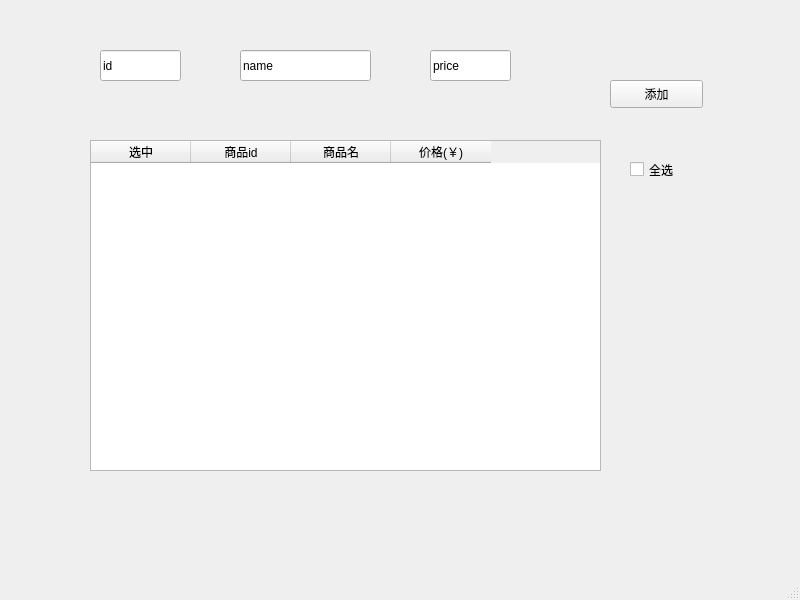
Old version of the form orderManage_module/cart.ui in the repository Reason-Wang/se_project.
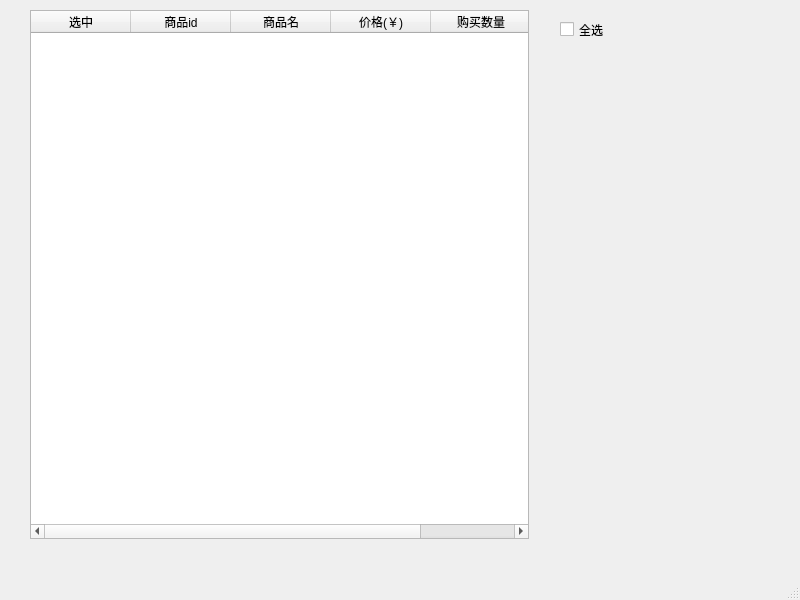
New version of the form.

Commit message: second cart demo

The edit to the form file:
```diff
--- a/orderManage_module/cart.ui
+++ b/orderManage_module/cart.ui
@@ -14,65 +14,26 @@
    <string>MainWindow</string>
   </property>
   <widget class="QWidget" name="centralwidget">
-   <widget class="QLineEdit" name="id">
+   <widget class="QCheckBox" name="checkAll">
     <property name="geometry">
      <rect>
-      <x>100</x>
-      <y>50</y>
-      <width>81</width>
-      <height>31</height>
+      <x>560</x>
+      <y>20</y>
+      <width>61</width>
+      <height>19</height>
      </rect>
     </property>
     <property name="text">
-     <string>id</string>
-    </property>
-   </widget>
-   <widget class="QLineEdit" name="name">
-    <property name="geometry">
-     <rect>
-      <x>240</x>
-      <y>50</y>
-      <width>131</width>
-      <height>31</height>
-     </rect>
-    </property>
-    <property name="text">
-     <string>name</string>
-    </property>
-   </widget>
-   <widget class="QLineEdit" name="price">
-    <property name="geometry">
-     <rect>
-      <x>430</x>
-      <y>50</y>
-      <width>81</width>
-      <height>31</height>
-     </rect>
-    </property>
-    <property name="text">
-     <string>price</string>
-    </property>
-   </widget>
-   <widget class="QPushButton" name="btn_add">
-    <property name="geometry">
-     <rect>
-      <x>610</x>
-      <y>80</y>
-      <width>93</width>
-      <height>28</height>
-     </rect>
-    </property>
-    <property name="text">
-     <string>添加</string>
+     <string>全选</string>
     </property>
    </widget>
    <widget class="QTableWidget" name="table">
     <property name="geometry">
      <rect>
-      <x>90</x>
-      <y>140</y>
-      <width>511</width>
-      <height>331</height>
+      <x>30</x>
+      <y>10</y>
+      <width>499</width>
+      <height>529</height>
      </rect>
     </property>
     <column>
@@ -95,19 +56,11 @@
       <string>价格(￥)</string>
      </property>
     </column>
-   </widget>
-   <widget class="QCheckBox" name="checkAll">
-    <property name="geometry">
-     <rect>
-      <x>630</x>
-      <y>160</y>
-      <width>61</width>
-      <height>19</height>
-     </rect>
-    </property>
-    <property name="text">
-     <string>全选</string>
-    </property>
+    <column>
+     <property name="text">
+      <string>购买数量</string>
+     </property>
+    </column>
    </widget>
   </widget>
   <widget class="QMenuBar" name="menubar">
```
The commit also changes 10 other files.
